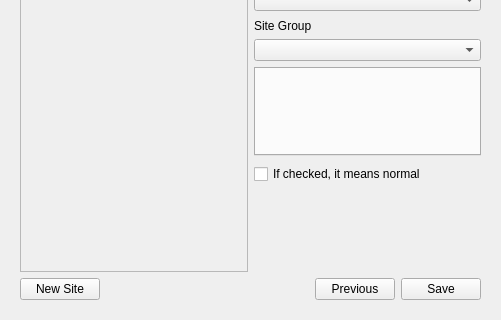
Qt form App/project/new_project_two_widget.ui (fengzhu2007/anycode) before a commit; both pictures show x 0 to 501 and y 145 to 465 of the 501 by 465 pixel window.
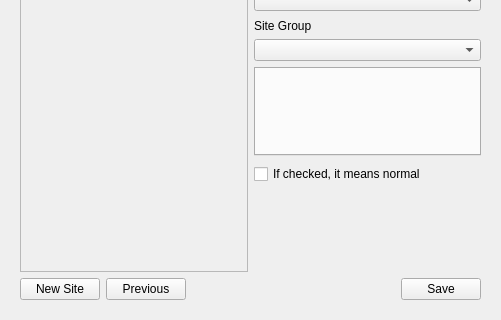
The same form after that commit. Custom widgets are drawn as their Qt base class.

The edit to the form file:
```diff
--- a/App/project/new_project_two_widget.ui
+++ b/App/project/new_project_two_widget.ui
@@ -223,6 +223,13 @@
        </property>
       </widget>
      </item>
+     <item>
+      <widget class="QPushButton" name="previous">
+       <property name="text">
+        <string>Previous</string>
+       </property>
+      </widget>
+     </item>
      <item>
       <spacer name="horizontalSpacer">
        <property name="orientation">
@@ -236,13 +243,6 @@
        </property>
       </spacer>
      </item>
-     <item>
-      <widget class="QPushButton" name="previous">
-       <property name="text">
-        <string>Previous</string>
-       </property>
-      </widget>
-     </item>
      <item>
       <widget class="QPushButton" name="save">
        <property name="text">
```
